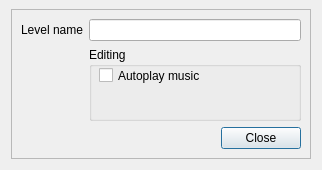
Old version of the form Editor/levelprops.ui in the repository WohlSoft/Moondust-Project.
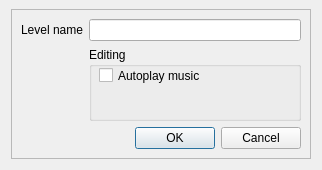
New version of the form.

What changed in the file:
```diff
--- a/Editor/levelprops.ui
+++ b/Editor/levelprops.ui
@@ -54,7 +54,7 @@
          <enum>Qt::Horizontal</enum>
         </property>
         <property name="standardButtons">
-         <set>QDialogButtonBox::Close</set>
+         <set>QDialogButtonBox::Cancel|QDialogButtonBox::Ok</set>
         </property>
        </widget>
       </item>
```
Left out of the diff: 7 changed lines with no effect on the pictures.
